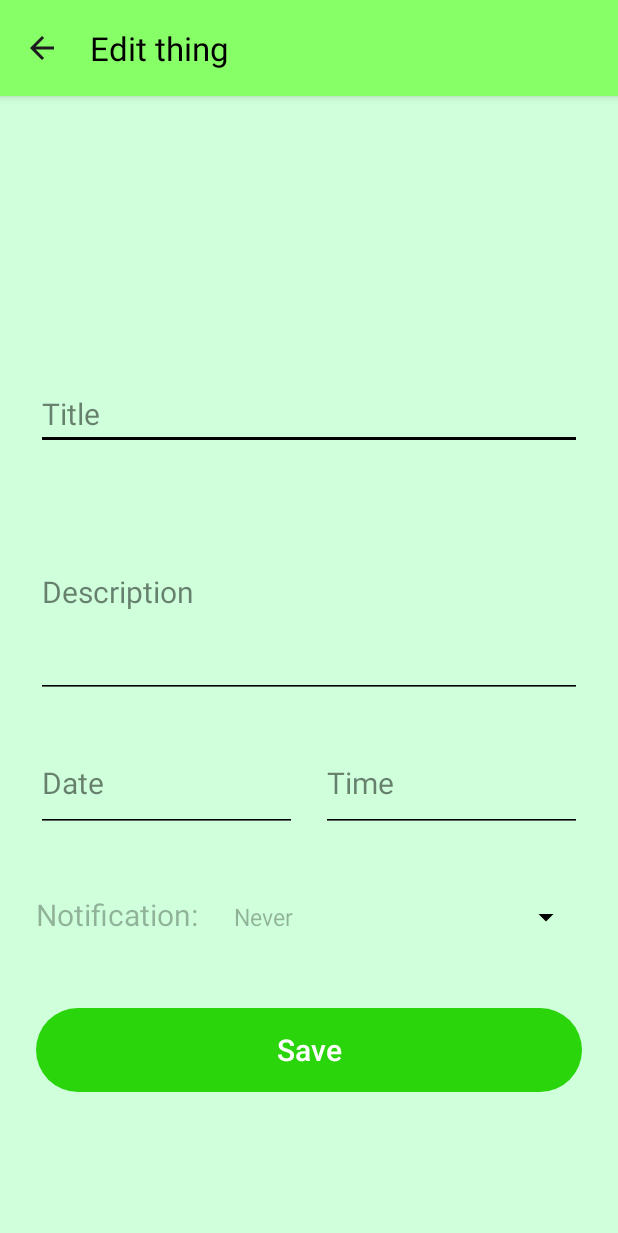
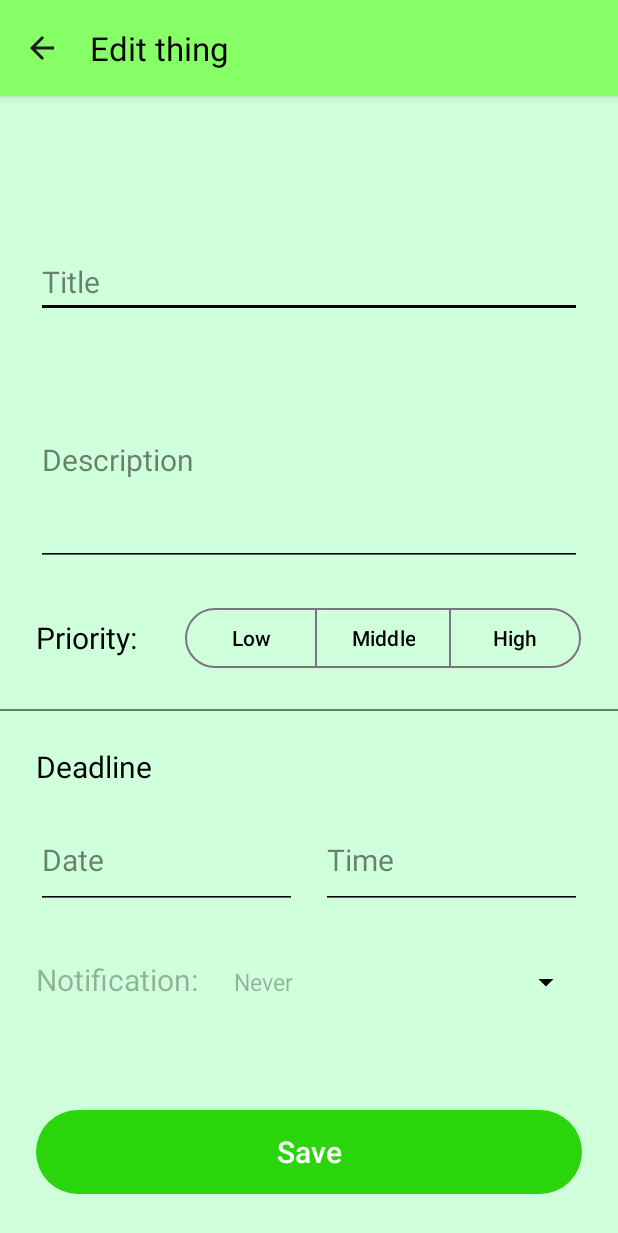
Before and after one commit to vilisvit/Things, an Android app: the EditActivity screen opened directly, with no data from a screen before it, on a phone screen of 412 x 824 dp. Shown: the top 1233 px of the screen. Run offline under Robolectric (Android 15) with nearby library versions, the phone set to English and light mode, and no system bars.

Commit message:
added layouts for priorities of things

```diff
--- a/app/src/main/java/com/vilisvit/things/CustomAdapter.java
+++ b/app/src/main/java/com/vilisvit/things/CustomAdapter.java
@@ -214,7 +214,7 @@ public class CustomAdapter extends RecyclerView.Adapter<CustomAdapter.MyViewHold
     }
 
     public static class MyViewHolder extends RecyclerView.ViewHolder{
-        TextView title_text, description_text, datetime_added_text, datetime_text, dateStaticText;
+        TextView title_text, description_text, datetime_text, dateStaticText;
         CheckBox status_checkbox;
         LinearLayout mainLayout;
         ConstraintLayout itemConstraintLayout, datesTimesConstraintLayout;
@@ -222,7 +222,6 @@ public class CustomAdapter extends RecyclerView.Adapter<CustomAdapter.MyViewHold
             super(itemView);
             title_text = itemView.findViewById(R.id.titleText);
             description_text = itemView.findViewById(R.id.descriptionText);
-            datetime_added_text = itemView.findViewById(R.id.addedDateText);
             datetime_text = itemView.findViewById(R.id.deadlineDateText);
             status_checkbox = itemView.findViewById(R.id.checkBox);
             dateStaticText = itemView.findViewById(R.id.dateStaticText);
--- a/app/src/main/java/com/vilisvit/things/EditActivity.java
+++ b/app/src/main/java/com/vilisvit/things/EditActivity.java
@@ -74,7 +74,7 @@ public class EditActivity extends AppCompatActivity {
             @Override
             public void afterTextChanged(Editable s) {}
         });
-        descriptionInput = findViewById(R.id.editTextDescripton);
+        descriptionInput = findViewById(R.id.editTextDescription);
         editDate = findViewById(R.id.datePicker);
         editDate.setOnClickListener(new View.OnClickListener() {
             @Override
--- a/app/src/main/res/layout/activity_edit.xml
+++ b/app/src/main/res/layout/activity_edit.xml
@@ -13,7 +13,7 @@
         android:layout_width="match_parent"
         android:layout_height="48dp"
         android:layout_marginStart="24dp"
-        android:layout_marginTop="188dp"
+        android:layout_marginTop="100dp"
         android:layout_marginEnd="24dp"
         android:autofillHints=""
         android:hint="@string/edittext_title"
@@ -25,7 +25,7 @@
         tools:ignore="LabelFor" />
 
     <EditText
-        android:id="@+id/editTextDescripton"
+        android:id="@+id/editTextDescription"
         android:layout_marginStart="24dp"
         android:layout_marginTop="24dp"
         android:layout_marginEnd="24dp"
@@ -43,20 +43,73 @@
         app:layout_constraintTop_toBottomOf="@+id/editTextTitle"
         tools:ignore="LabelFor" />
 
-    <Button
-        android:id="@+id/save_button"
+    <LinearLayout
+        android:id="@+id/linearLayout1"
         android:layout_width="match_parent"
+        android:layout_height="wrap_content"
+        android:layout_marginTop="24dp"
+        android:layout_marginStart="24dp"
+        android:layout_marginEnd="24dp"
+        android:orientation="horizontal"
+        app:layout_constraintStart_toStartOf="parent"
+        app:layout_constraintTop_toBottomOf="@id/editTextDescription">
+
+        <TextView
+            android:id="@+id/priorityTextView"
+            android:layout_width="wrap_content"
+            android:layout_height="wrap_content"
+            android:layout_marginTop="10dp"
+            android:text="@string/priority"
+            android:textSize="20sp"/>
+
+        <com.google.android.material.button.MaterialButtonToggleGroup
+            android:id="@+id/priorityPicker"
+            android:layout_width="wrap_content"
+            android:layout_height="wrap_content"
+            android:layout_marginStart="32dp">
+
+            <Button
+                android:id="@+id/lowPriorityButton"
+                style="?attr/materialButtonOutlinedStyle"
+                android:layout_width="wrap_content"
+                android:layout_height="wrap_content"
+                android:text="@string/low" />
+
+            <Button
+                android:id="@+id/middlePriorityButton"
+                style="?attr/materialButtonOutlinedStyle"
+                android:layout_width="wrap_content"
+                android:layout_height="wrap_content"
+                android:text="@string/middle" />
+
+            <Button
+                android:id="@+id/highPriorityButton"
+                style="?attr/materialButtonOutlinedStyle"
+                android:layout_width="wrap_content"
+                android:layout_height="wrap_content"
+                android:text="@string/high" />
+        </com.google.android.material.button.MaterialButtonToggleGroup>
+
+    </LinearLayout>
+
+    <View
+        android:id="@+id/separatorLine1"
+        android:layout_width="match_parent"
+        android:layout_height="1dp"
+        android:background="?android:textColorHint"
+        app:layout_constraintBottom_toTopOf="@+id/deadlineTextView"
+        app:layout_constraintTop_toBottomOf="@+id/linearLayout1" />
+
+    <TextView
+        android:id="@+id/deadlineTextView"
+        android:layout_width="wrap_content"
+        android:layout_height="wrap_content"
+        android:layout_marginStart="24dp"
+        android:layout_marginTop="48dp"
+        android:text="@string/deadline_in_edit_view"
         android:textSize="20sp"
-        android:layout_height="64dp"
-        android:layout_marginStart="24dp"
-        android:layout_marginTop="24dp"
-        android:layout_marginEnd="24dp"
-        android:text="@string/save"
-        android:textColor="?attr/colorOnPrimary"
-        app:layout_constraintEnd_toEndOf="parent"
-        app:layout_constraintHorizontal_bias="1.0"
         app:layout_constraintStart_toStartOf="parent"
-        app:layout_constraintTop_toBottomOf="@+id/linearLayout2" />
+        app:layout_constraintTop_toBottomOf="@+id/linearLayout1" />
 
     <LinearLayout
         android:id="@+id/linearLayout"
@@ -64,42 +117,41 @@
         android:layout_height="65dp"
         android:layout_marginStart="24dp"
         android:layout_marginEnd="24dp"
-        android:layout_marginTop="24dp"
+        android:layout_marginTop="16dp"
         android:orientation="horizontal"
         app:layout_constraintStart_toStartOf="parent"
-        app:layout_constraintTop_toBottomOf="@+id/editTextDescripton">
+        app:layout_constraintTop_toBottomOf="@+id/deadlineTextView">
 
         <EditText
-            android:hint="@string/date"
             android:id="@+id/datePicker"
-            android:textSize="20sp"
             android:layout_width="wrap_content"
             android:layout_height="match_parent"
             android:layout_weight="1"
-            android:ems="10"
             android:autofillHints=""
-            android:inputType="date"
             android:clickable="false"
             android:cursorVisible="false"
+            android:ems="10"
             android:focusable="false"
             android:focusableInTouchMode="false"
-            />
+            android:hint="@string/date"
+            android:inputType="date"
+            android:textSize="20sp" />
 
         <EditText
             android:id="@+id/timePicker"
-            android:hint="@string/time"
-            android:textSize="20sp"
             android:layout_width="wrap_content"
             android:layout_height="match_parent"
             android:layout_marginStart="16dp"
             android:layout_weight="1"
-            android:ems="10"
             android:autofillHints=""
-            android:inputType="time"
             android:clickable="false"
             android:cursorVisible="false"
+            android:ems="10"
             android:focusable="false"
-            android:focusableInTouchMode="false"/>
+            android:focusableInTouchMode="false"
+            android:hint="@string/time"
+            android:inputType="time"
+            android:textSize="20sp" />
 
     </LinearLayout>
 
@@ -107,7 +159,7 @@
         android:id="@+id/linearLayout2"
         android:layout_width="match_parent"
         android:layout_height="65dp"
-        android:layout_marginTop="24dp"
+        android:layout_marginTop="16dp"
         android:layout_marginStart="24dp"
         android:layout_marginEnd="24dp"
         android:orientation="horizontal"
@@ -130,4 +182,19 @@
 
     </LinearLayout>
 
+    <Button
+        android:id="@+id/save_button"
+        android:layout_width="match_parent"
+        android:layout_height="64dp"
+        android:layout_marginStart="24dp"
+        android:layout_marginBottom="24dp"
+        android:layout_marginEnd="24dp"
+        android:text="@string/save"
+        android:textColor="?attr/colorOnPrimary"
+        android:textSize="20sp"
+        app:layout_constraintBottom_toBottomOf="parent"
+        app:layout_constraintEnd_toEndOf="parent"
+        app:layout_constraintHorizontal_bias="1.0"
+        app:layout_constraintStart_toStartOf="parent"/>
+
 </androidx.constraintlayout.widget.ConstraintLayout>
--- a/app/src/main/res/values/colors.xml
+++ b/app/src/main/res/values/colors.xml
@@ -27,4 +27,8 @@
     <color name="light_green_background">#CFFFDB</color>
     <color name="main_dark_green">#007700</color>
     <color name="dark_green_background">#0A551D</color>
+
+    <color name="high_importance">#B31312</color>
+    <color name="medium_importance">#CC8212</color>
+    <color name="low_importance">#1450CA</color>
 </resources>
--- a/app/src/main/res/values/strings.xml
+++ b/app/src/main/res/values/strings.xml
@@ -14,4 +14,9 @@
     <string name="notification">Notification:</string>
     <string name="edit_thing">Edit thing</string>
     <string name="delete_all">Delete all</string>
+    <string name="priority">Priority:</string>
+    <string name="deadline_in_edit_view">Deadline</string>
+    <string name="low">Low</string>
+    <string name="middle">Middle</string>
+    <string name="high">High</string>
 </resources>
```
Also changed, not shown: app/src/main/res/layout/recycle_view_row.xml (+15 -4 lines), app/src/main/res/layout/recycle_view_row_old.xml (deleted, +0 -107 lines).
